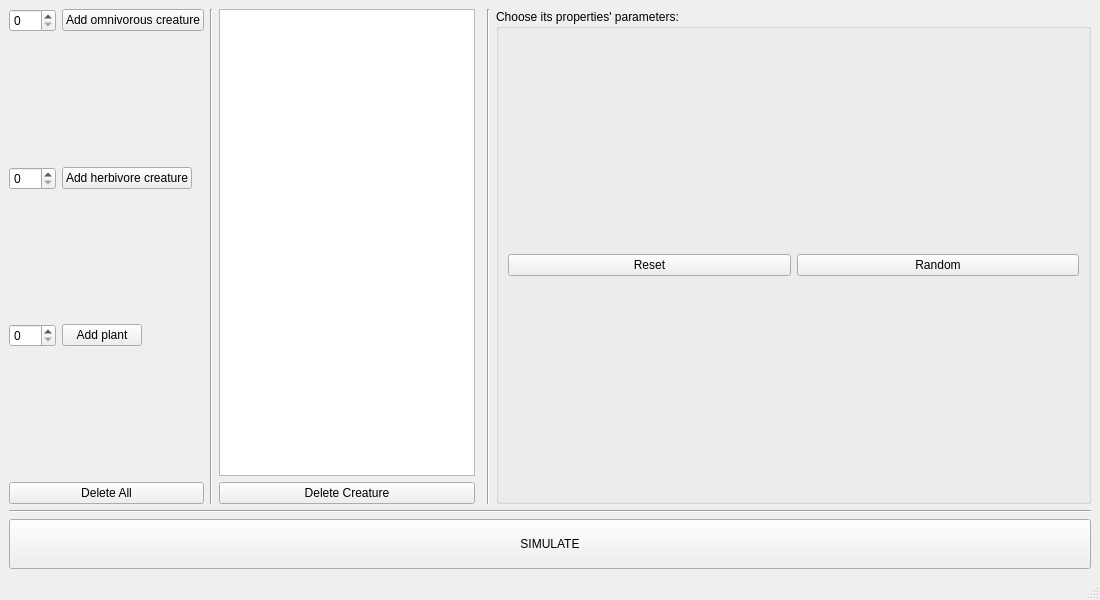
Old version of the form Evolution_1/mainwindow.ui in the repository Natali124/Evolution-Simulator.
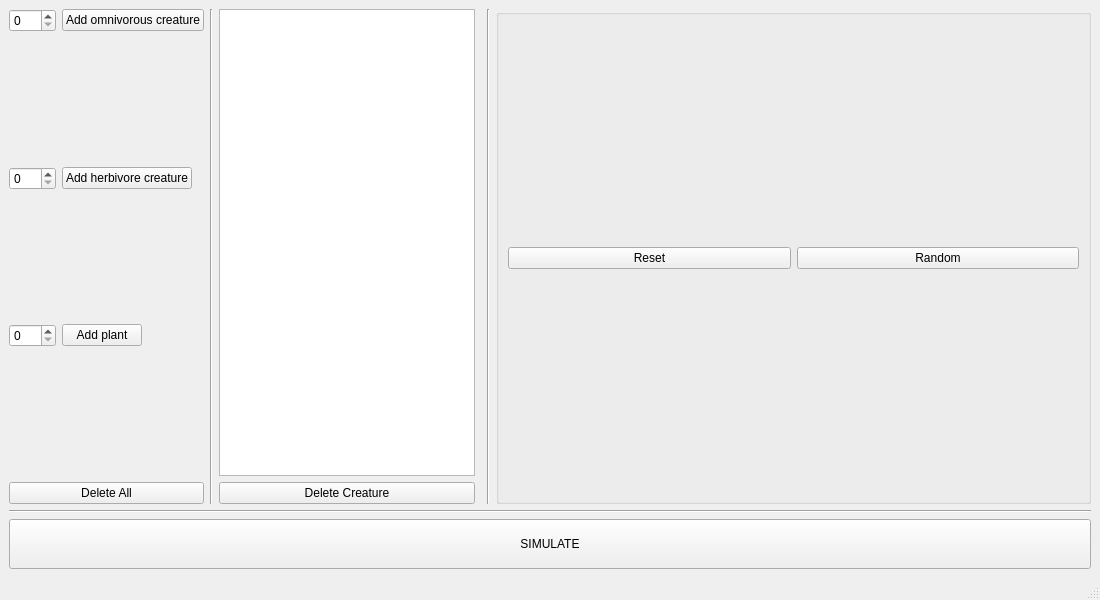
New version of the form.

Commit message:
Customising the sliders popping up for each being in creature_list and saving the properties
Different sliders needed for creatures and plants. Needed to show the current values of each property of a creature when clicking (again) on that creature after clicking on another one.

The edit to the form file:
```diff
--- a/Evolution_1/mainwindow.ui
+++ b/Evolution_1/mainwindow.ui
@@ -133,7 +133,7 @@
        </size>
       </property>
       <property name="title">
-       <string>Choose its properties' parameters:</string>
+       <string/>
       </property>
       <layout class="QGridLayout" name="gridLayout_3">
        <item row="1" column="0">
```
The commit also changes 1 other file.
